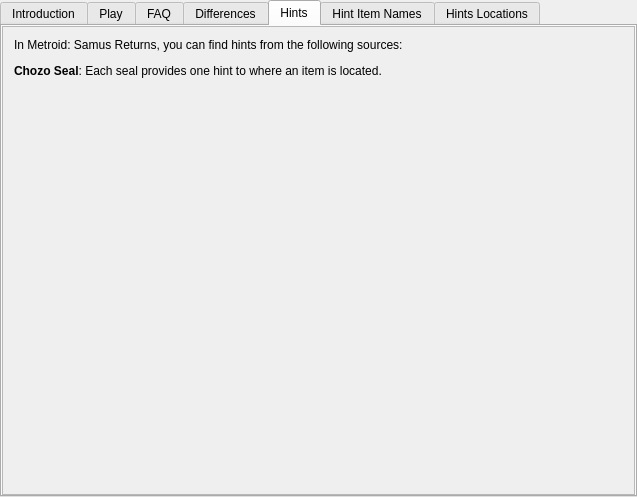
This is randovania/gui/ui_files/games_tab_samusreturns_widget.ui in randovania/randovania as Qt 5 draws it before an edit. The edited form follows.
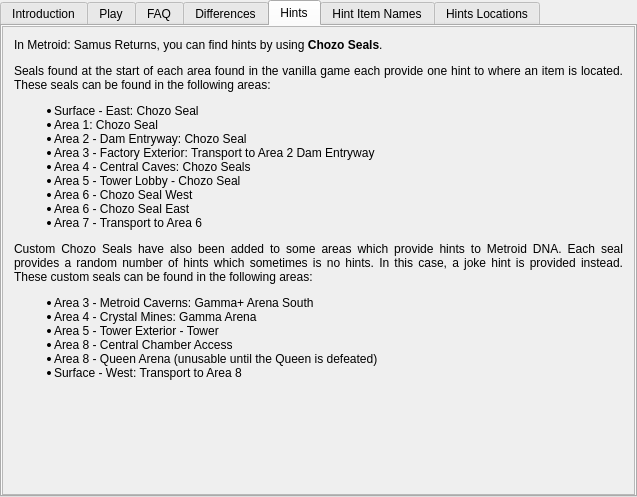
This is the edited form. The open tabs and pages were chosen to show the change. Custom widgets are drawn as their Qt base class.

Commit message: Update hints tab

Diff of the .ui file:
```diff
--- a/randovania/gui/ui_files/games_tab_samusreturns_widget.ui
+++ b/randovania/gui/ui_files/games_tab_samusreturns_widget.ui
@@ -209,7 +209,7 @@
         <item>
          <widget class="QLabel" name="hints_label">
           <property name="text">
-           <string>&lt;html&gt;&lt;head/&gt;&lt;body&gt;&lt;p&gt;In Metroid: Samus Returns, you can find hints from the following sources:&lt;/p&gt;&lt;p align=&quot;justify&quot;&gt;&lt;span style=&quot; font-weight:600;&quot;&gt;Chozo Seal&lt;/span&gt;: Each seal provides one hint to where an item is located.&lt;/p&gt;&lt;/body&gt;&lt;/html&gt;</string>
+           <string>&lt;html&gt;&lt;head/&gt;&lt;body&gt;&lt;p&gt;In Metroid: Samus Returns, you can find hints by using &lt;span style=&quot; font-weight:600;&quot;&gt;Chozo Seals&lt;/span&gt;.&lt;/p&gt;&lt;p align=&quot;justify&quot;&gt;Seals found at the start of each area found in the vanilla game each provide one hint to where an item is located. These seals can be found in the following areas:&lt;/p&gt;&lt;ul style=&quot;margin-top: 0px; margin-bottom: 0px; margin-left: 0px; margin-right: 0px; -qt-list-indent: 1;&quot;&gt;&lt;li style=&quot; margin-top:12px; margin-bottom:0px; margin-left:0px; margin-right:0px; -qt-block-indent:0; text-indent:0px;&quot;&gt;Surface - East: Chozo Seal&lt;/li&gt;&lt;li style=&quot; margin-top:0px; margin-bottom:0px; margin-left:0px; margin-right:0px; -qt-block-indent:0; text-indent:0px;&quot;&gt;Area 1: Chozo Seal&lt;/li&gt;&lt;li style=&quot; margin-top:0px; margin-bottom:0px; margin-left:0px; margin-right:0px; -qt-block-indent:0; text-indent:0px;&quot;&gt;Area 2 - Dam Entryway: Chozo Seal&lt;/li&gt;&lt;li style=&quot; margin-top:0px; margin-bottom:0px; margin-left:0px; margin-right:0px; -qt-block-indent:0; text-indent:0px;&quot;&gt;Area 3 - Factory Exterior: Transport to Area 2 Dam Entryway&lt;/li&gt;&lt;li style=&quot; margin-top:0px; margin-bottom:0px; margin-left:0px; margin-right:0px; -qt-block-indent:0; text-indent:0px;&quot;&gt;Area 4 - Central Caves: Chozo Seals&lt;/li&gt;&lt;li style=&quot; margin-top:0px; margin-bottom:0px; margin-left:0px; margin-right:0px; -qt-block-indent:0; text-indent:0px;&quot;&gt;Area 5 - Tower Lobby - Chozo Seal&lt;/li&gt;&lt;li style=&quot; margin-top:0px; margin-bottom:0px; margin-left:0px; margin-right:0px; -qt-block-indent:0; text-indent:0px;&quot;&gt;Area 6 - Chozo Seal West&lt;/li&gt;&lt;li style=&quot; margin-top:0px; margin-bottom:0px; margin-left:0px; margin-right:0px; -qt-block-indent:0; text-indent:0px;&quot;&gt;Area 6 - Chozo Seal East&lt;/li&gt;&lt;li style=&quot; margin-top:0px; margin-bottom:12px; margin-left:0px; margin-right:0px; -qt-block-indent:0; text-indent:0px;&quot;&gt;Area 7 - Transport to Area 6&lt;/li&gt;&lt;/ul&gt;&lt;p align=&quot;justify&quot;&gt;Custom Chozo Seals have also been added to some areas which provide hints to Metroid DNA. Each seal provides a random number of hints which sometimes is no hints. In this case, a joke hint is provided instead. These custom seals can be found in the following areas:&lt;/p&gt;&lt;ul style=&quot;margin-top: 0px; margin-bottom: 0px; margin-left: 0px; margin-right: 0px; -qt-list-indent: 1;&quot;&gt;&lt;li style=&quot; margin-top:12px; margin-bottom:0px; margin-left:0px; margin-right:0px; -qt-block-indent:0; text-indent:0px;&quot;&gt;Area 3 - Metroid Caverns: Gamma+ Arena South&lt;/li&gt;&lt;li style=&quot; margin-top:0px; margin-bottom:0px; margin-left:0px; margin-right:0px; -qt-block-indent:0; text-indent:0px;&quot;&gt;Area 4 - Crystal Mines: Gamma Arena&lt;/li&gt;&lt;li style=&quot; margin-top:0px; margin-bottom:0px; margin-left:0px; margin-right:0px; -qt-block-indent:0; text-indent:0px;&quot;&gt;Area 5 - Tower Exterior - Tower&lt;/li&gt;&lt;li style=&quot; margin-top:0px; margin-bottom:0px; margin-left:0px; margin-right:0px; -qt-block-indent:0; text-indent:0px;&quot;&gt;Area 8 - Central Chamber Access&lt;/li&gt;&lt;li style=&quot; margin-top:0px; margin-bottom:0px; margin-left:0px; margin-right:0px; -qt-block-indent:0; text-indent:0px;&quot;&gt;Area 8 - Queen Arena (unusable until the Queen is defeated)&lt;/li&gt;&lt;li style=&quot; margin-top:0px; margin-bottom:12px; margin-left:0px; margin-right:0px; -qt-block-indent:0; text-indent:0px;&quot;&gt;Surface - West: Transport to Area 8&lt;/li&gt;&lt;/ul&gt;&lt;p align=&quot;justify&quot;&gt;&lt;br/&gt;&lt;/p&gt;&lt;/body&gt;&lt;/html&gt;</string>
           </property>
           <property name="alignment">
            <set>Qt::AlignLeading|Qt::AlignLeft|Qt::AlignTop</set>
```
